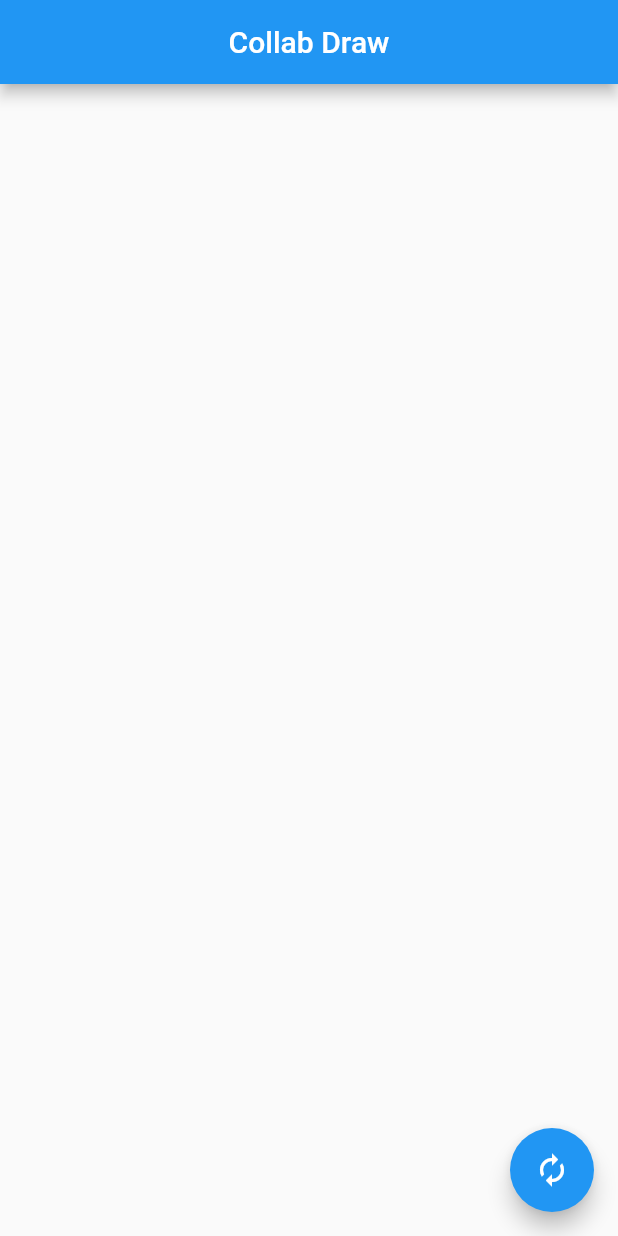
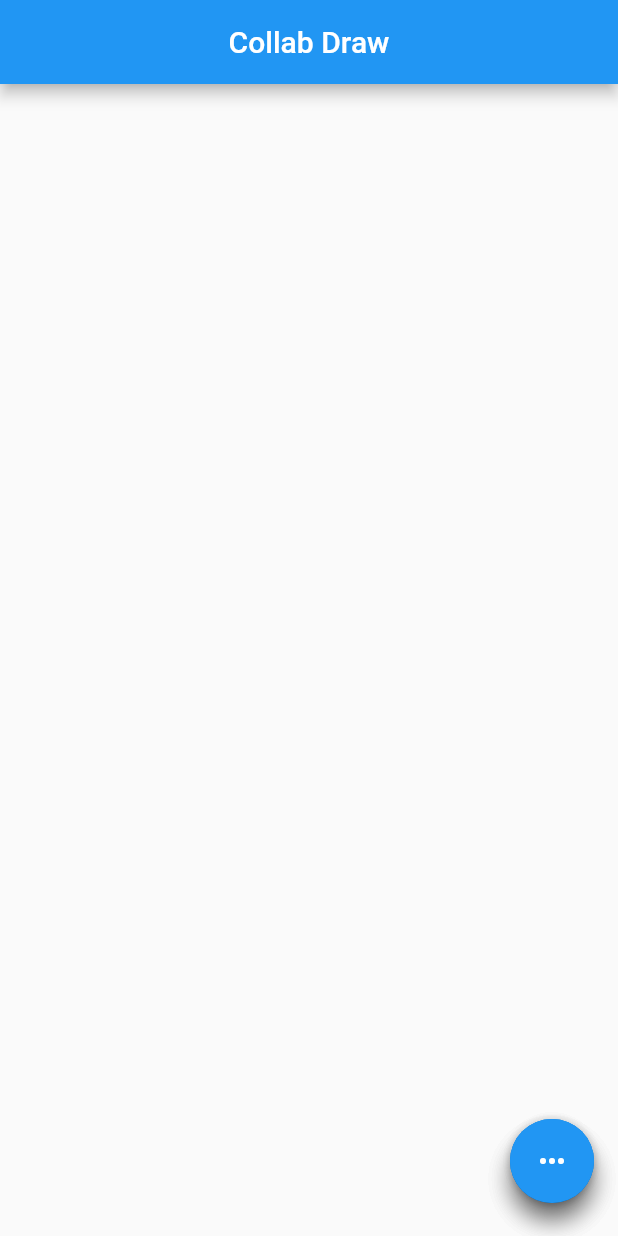
Before and after one commit to lmint1/collab_draw_app, a Flutter app: the screen it shows after launch, on a phone screen of 412 x 824 dp. Run offline on Flutter 3.47's test engine with Material 2 defaults, Android fonts, the phone set to English and light mode, and no system bars; our stand-ins replace rxdart.

Commit message:
[WIP] Undo almost done

```diff
--- a/lib/main.dart
+++ b/lib/main.dart
@@ -1,4 +1,4 @@
-import 'package:collab_draw_app/ui/home_page.dart';
+import 'package:collab_draw_app/pages/home_page.dart';
 import 'package:flutter/material.dart';
 
 void main() {
--- a/lib/ui/home_page.dart
+++ b/lib/pages/home_page.dart
@@ -1,9 +1,11 @@
 import 'dart:ui';
 
 import 'package:collab_draw_app/models/touch_point.dart';
-import 'package:collab_draw_app/ui/home_view_model.dart';
+import 'package:collab_draw_app/widgets/AnimatedFabGroup.dart';
 import 'package:flutter/material.dart';
 import 'package:flutter/widgets.dart';
+
+import 'home_view_model.dart';
 
 class MyHomePage extends StatefulWidget {
   MyHomePage({Key key, this.title}) : super(key: key);
@@ -30,24 +32,26 @@ class _MyHomePageState extends State<MyHomePage> {
       body: GestureDetector(
           onPanStart: _viewModel.onPanChange,
           onPanUpdate: _viewModel.onPanChange,
-          onPanEnd: _viewModel.onPanChange,
+          onPanEnd: _viewModel.onPanEnd,
           child: _customPaint()
       ),
-      floatingActionButton: FloatingActionButton(
-        child: Icon(Icons.autorenew_outlined, color: Colors.white),
-        onPressed: _viewModel.clear,
+
+      floatingActionButton: AnimatedFabGroup(
+        _viewModel.onRevert,
+        _viewModel.onForward,
+        _viewModel.clear
       ),
     );
   }
 
   Widget _customPaint() {
-    return StreamBuilder(
+    return StreamBuilder<List<List<TouchPoint>>>(
       stream: _viewModel.offsets,
       builder: (context, snap) {
-        final data = (snap.data ?? []).asMap();
+        final flatData = snap.data.expand((element) => element).toList();
         return CustomPaint(
           size: Size.infinite,
-          painter: CollabPainter(data),
+          painter: CollabPainter((flatData ?? []).asMap()),
         );
       },
     );
@@ -60,8 +64,8 @@ class CollabPainter extends CustomPainter {
 
   @override
   void paint(Canvas canvas, Size size) {
-    var paint = Paint()
-      ..strokeWidth = 5.0;
+    if (points.isEmpty) return;
+    var paint = Paint()..strokeWidth = 5.0;
 
     points.forEach((index, current) {
       final next = points[index + 1];
--- a/lib/ui/home_view_model.dart
+++ /dev/null
@@ -1,34 +0,0 @@
-import 'package:collab_draw_app/models/touch_point.dart';
-import 'package:flutter/cupertino.dart';
-import 'package:flutter/gestures.dart';
-import 'package:rxdart/rxdart.dart';
-
-class HomeViewModel {
-
-  final Color color;
-  List<TouchPoint> _values = [];
-  BehaviorSubject<List<TouchPoint>> _subject;
-
-  HomeViewModel(this.color){
-    _subject = BehaviorSubject.seeded(_values);
-  }
-  Stream get offsets => _subject.stream;
-
-  void onPanChange(Object details) {
-    Offset offset;
-    if (details is DragStartDetails)
-      offset = details.localPosition;
-    if (details is DragUpdateDetails)
-      offset = details.localPosition;
-    _values.add(TouchPoint(color, offset));
-    _subject.add(_values);
-  }
-
-  void dispose() => _subject.close();
-
-  void clear() {
-    _values = [];
-    _subject.add(_values);
-  }
-
-}
--- /dev/null
+++ b/lib/widgets/AnimatedFabGroup.dart
@@ -0,0 +1,63 @@
+import 'package:flutter/material.dart';
+
+class AnimatedFabGroup extends StatefulWidget {
+  final Function onClickBtn1;
+  final Function onClickBtn2;
+  final Function teste;
+  AnimatedFabGroup(this.onClickBtn1, this.onClickBtn2, this.teste);
+
+  @override
+  _AnimatedFabGroupState createState() => _AnimatedFabGroupState();
+}
+
+class _AnimatedFabGroupState extends State<AnimatedFabGroup> {
+
+  var _show = false;
+  var counter = 0;
+
+  @override
+  Widget build(BuildContext context) {
+    return SizedBox(
+      height: 62,
+      width: 200,
+      child: Stack (
+        children: [
+          AnimatedPositioned(
+            duration: const Duration(milliseconds: 350),
+            curve: Curves.fastOutSlowIn,
+            right: _show ? 130 : 0,
+            child: FloatingActionButton(
+                child: Icon(Icons.arrow_back, color: Colors.white),
+                onPressed: widget.onClickBtn1
+            ),
+          ),
+          AnimatedPositioned(
+            duration: const Duration(milliseconds: 350),
+            curve: Curves.fastOutSlowIn,
+            right: _show ? 65 : 0,
+            child: FloatingActionButton(
+                child: Icon(Icons.arrow_forward, color: Colors.white),
+                onPressed: widget.onClickBtn2
+            ),
+          ),
+          Positioned(
+            right: 0,
+            child: FloatingActionButton(
+                child: Icon(Icons.more_horiz, color: Colors.white),
+                onPressed: () {
+                  counter++;
+                  if (counter == 6) {
+                    widget.teste();
+                    counter = 0;
+                  }
+                  setState(() => _show = !_show);
+                }
+            ),
+          ),
+        ]
+      ),
+    );
+  }
+
+
+}
```
Also changed, not shown: lib/pages/home_view_model.dart (added, +59 -0 lines), lib/pages/lab.dart (added, +16 -0 lines), pubspec.lock, 1 other file.
